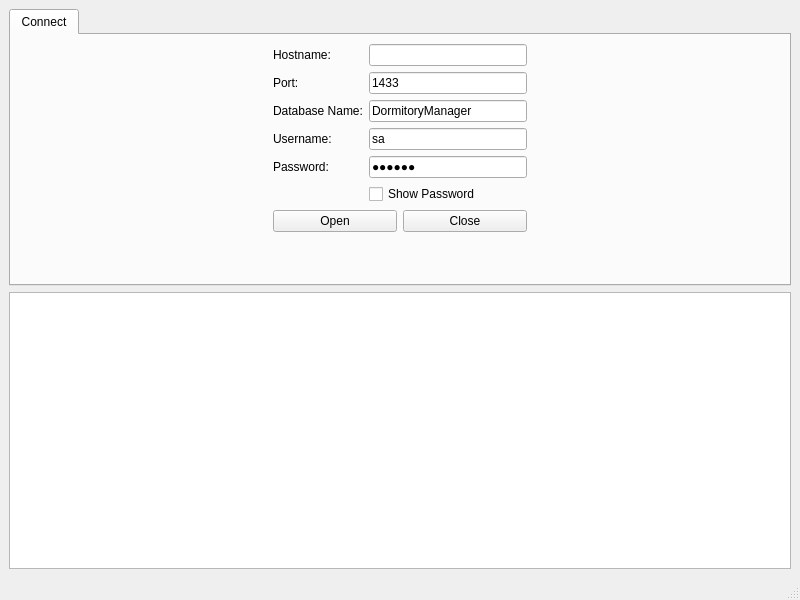
Old version of the form mainwindow.ui in the repository wh201906/garage.
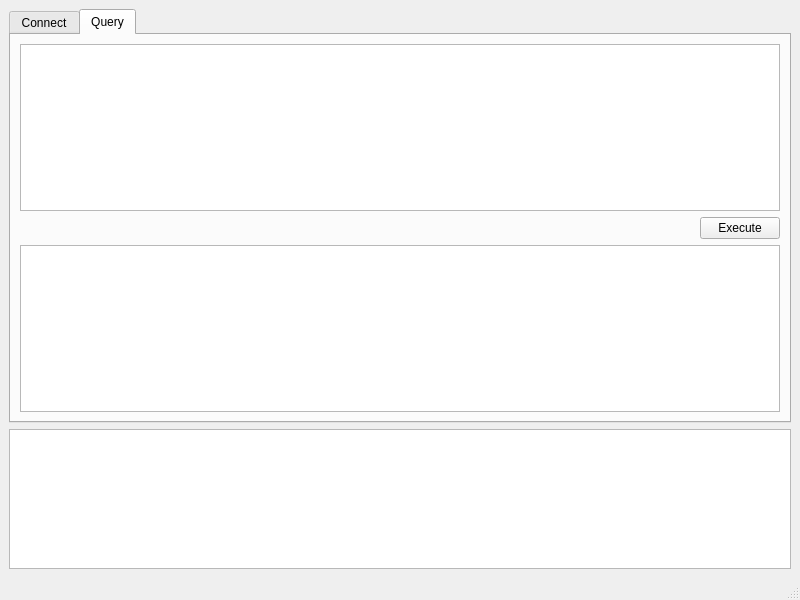
New version of the form.

```diff
--- a/mainwindow.ui
+++ b/mainwindow.ui
@@ -18,7 +18,7 @@
     <item>
      <widget class="QTabWidget" name="tabWidget">
       <property name="currentIndex">
-       <number>0</number>
+       <number>1</number>
       </property>
       <widget class="QWidget" name="connectTab">
        <attribute name="title">
@@ -168,6 +168,43 @@
         </item>
        </layout>
       </widget>
+      <widget class="QWidget" name="queryTab">
+       <attribute name="title">
+        <string>Query</string>
+       </attribute>
+       <layout class="QVBoxLayout" name="verticalLayout_3">
+        <item>
+         <widget class="QPlainTextEdit" name="query_queryEdit"/>
+        </item>
+        <item>
+         <layout class="QHBoxLayout" name="horizontalLayout_3">
+          <item>
+           <spacer name="horizontalSpacer_3">
+            <property name="orientation">
+             <enum>Qt::Horizontal</enum>
+            </property>
+            <property name="sizeHint" stdset="0">
+             <size>
+              <width>40</width>
+              <height>20</height>
+             </size>
+            </property>
+           </spacer>
+          </item>
+          <item>
+           <widget class="QPushButton" name="query_execButton">
+            <property name="text">
+             <string>Execute</string>
+            </property>
+           </widget>
+          </item>
+         </layout>
+        </item>
+        <item>
+         <widget class="QTableView" name="query_queryView"/>
+        </item>
+       </layout>
+      </widget>
      </widget>
     </item>
     <item>
```
